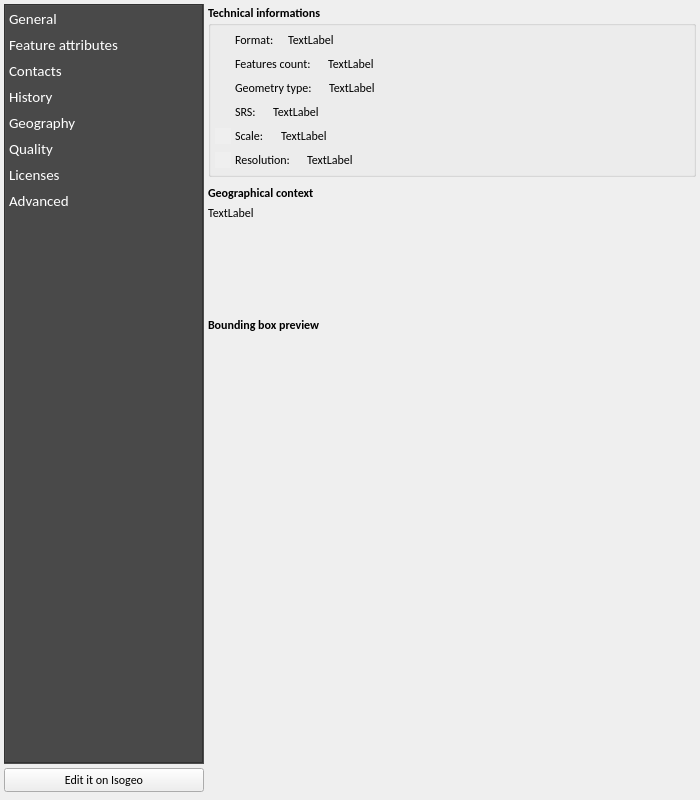
Old version of the form ui/metadata/ui_md_details.ui in the repository isogeo/isogeo-plugin-qgis.
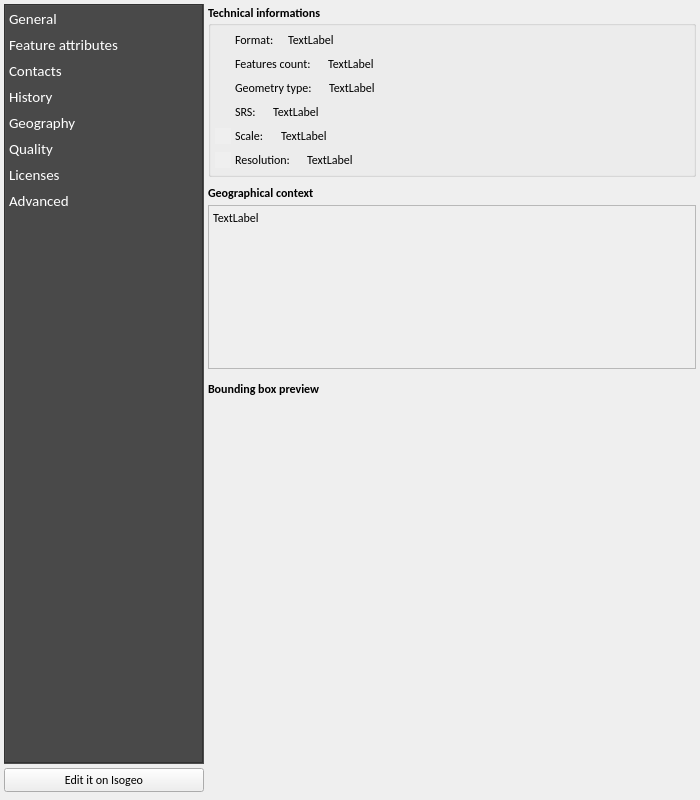
New version of the form. The open tabs and pages were chosen to show the change. Icons and pictures are not drawn. Custom widgets are drawn as their Qt base class.

Commit message: #448 Add a QScrollArea for geoContext

Diff of the .ui file:
```diff
--- a/ui/metadata/ui_md_details.ui
+++ b/ui/metadata/ui_md_details.ui
@@ -3318,13 +3318,13 @@
            <property name="minimumSize">
             <size>
              <width>0</width>
-             <height>100</height>
+             <height>0</height>
             </size>
            </property>
            <property name="maximumSize">
             <size>
              <width>16777215</width>
-             <height>150</height>
+             <height>16777215</height>
             </size>
            </property>
            <property name="font">
@@ -3359,17 +3359,50 @@
              </widget>
             </item>
             <item>
+             <widget class="QScrollArea" name="scrollArea_2">
+              <property name="sizeAdjustPolicy">
+               <enum>QAbstractScrollArea::AdjustToContents</enum>
+              </property>
+              <property name="widgetResizable">
+               <bool>true</bool>
+              </property>
+              <widget class="QWidget" name="scrollAreaWidgetContents_2">
+               <property name="geometry">
+                <rect>
+                 <x>0</x>
+                 <y>0</y>
+                 <width>482</width>
+                 <height>158</height>
+                </rect>
+               </property>
+               <layout class="QVBoxLayout" name="verticalLayout_39">
+                <property name="spacing">
+                 <number>0</number>
+                </property>
+                <property name="leftMargin">
+                 <number>4</number>
+                </property>
+                <property name="topMargin">
+                 <number>4</number>
+                </property>
+                <property name="rightMargin">
+                 <number>4</number>
+                </property>
+                <property name="bottomMargin">
+                 <number>4</number>
+                </property>
+                <item>
              <widget class="QLabel" name="val_geoContext">
               <property name="minimumSize">
                <size>
                 <width>0</width>
-                <height>100</height>
+                    <height>0</height>
                </size>
               </property>
               <property name="maximumSize">
                <size>
                 <width>16777215</width>
-                <height>150</height>
+                    <height>16777215</height>
                </size>
               </property>
               <property name="font">
@@ -3407,6 +3440,10 @@
               <property name="textInteractionFlags">
                <set>Qt::LinksAccessibleByMouse|Qt::TextSelectableByMouse</set>
               </property>
+                 </widget>
+                </item>
+               </layout>
+              </widget>
              </widget>
             </item>
            </layout>
```
Left out of the diff: 65 changed lines with no effect on the pictures. Lines whose indentation alone changed are shown as unchanged. The commit also changes 1 other file.
